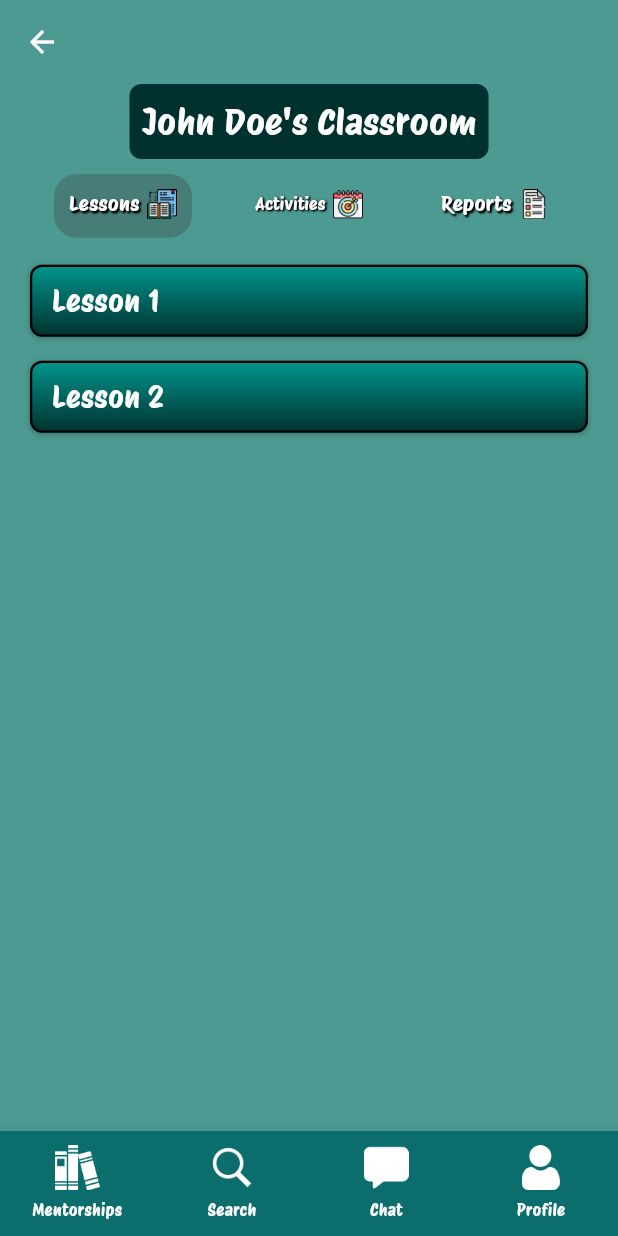
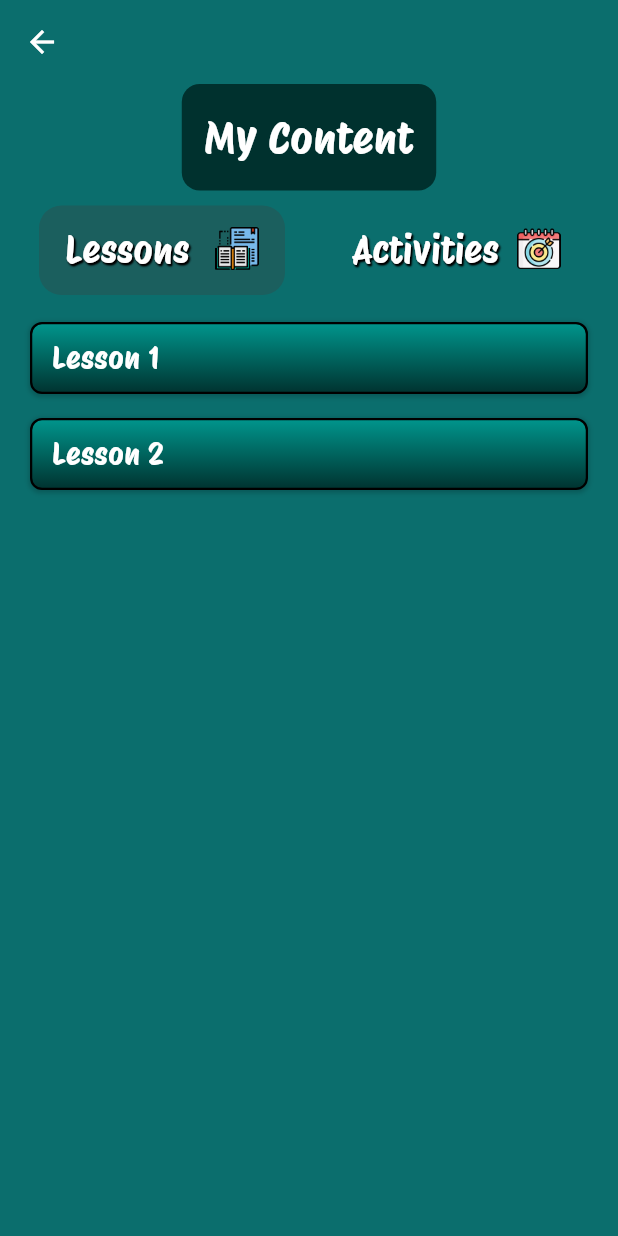
Before and after one commit to jaderaposa/mentor_shift, a Flutter app: the screen it shows after launch, on a phone screen of 412 x 824 dp. Run offline on Flutter 3.47's test engine with Material 3 defaults, Android fonts, the phone set to English and light mode, and no system bars.

Commit message:
mentor content page main UI, will be adding the add button

```diff
--- a/lib/main.dart
+++ b/lib/main.dart
@@ -1,6 +1,7 @@
 import 'package:flutter/material.dart';
 import 'package:mentor_shift/pages/landing_mentee.dart';
 import 'package:mentor_shift/pages/login.dart';
+import 'package:mentor_shift/pages/mentor_content_page.dart';
 import 'package:mentor_shift/pages/mentor_learning_page.dart';
 import 'package:mentor_shift/pages/register.dart';
 import 'package:mentor_shift/pages/register2_mentee.dart';
@@ -14,7 +15,7 @@ import 'package:mentor_shift/pages/user_profile.dart';
 import 'package:mentor_shift/pages/view_mentor.dart';
 import 'package:mentor_shift/pages/view_messaging.dart';
 
-void main() => runApp(MaterialApp(initialRoute: '/mlp', routes: {
+void main() => runApp(MaterialApp(initialRoute: '/mcp', routes: {
       // '/': (context) => Loading(),
       '/login': (context) => const Login(),
       '/register': (context) => const Register(),
@@ -30,4 +31,5 @@ void main() => runApp(MaterialApp(initialRoute: '/mlp', routes: {
       '/landingmentee': (context) => const LandingMentee(),
       '/mlp': (context) => const MentorLearningPage(),
       '/userprofile': (context) => const UserProfile(),
+      '/mcp': (context) => const MentorContentPage(),
     }));
--- /dev/null
+++ b/lib/pages/mentor_content_page.dart
@@ -0,0 +1,404 @@
+import 'package:flutter/material.dart';
+import 'package:mentor_shift/objects/bottomnav.dart';
+import 'package:mentor_shift/objects/cet.dart';
+import 'package:mentor_shift/objects/style/boxshadow.dart';
+import 'dart:math' as math;
+
+class MentorContentPage extends StatefulWidget {
+  const MentorContentPage({super.key});
+  @override
+  State<MentorContentPage> createState() => _MentorContentPageState();
+}
+
+class Activity {
+  final String title;
+  final String difficulty;
+  final int score;
+  final int totalScore;
+
+  const Activity({
+    required this.title,
+    required this.difficulty,
+    required this.score,
+    required this.totalScore,
+  });
+}
+
+class Difficulty {
+  Difficulty(
+      {required this.title, this.isExpanded = false, required this.activities});
+
+  String title;
+  bool isExpanded;
+  List<Activity> activities;
+}
+
+class Lesson {
+  Lesson({required this.title, required this.difficulties});
+
+  String title;
+  List<Difficulty> difficulties;
+}
+
+class _MentorContentPageState extends State<MentorContentPage>
+    with SingleTickerProviderStateMixin {
+  late TabController _tabController;
+  List<Lesson> lessons = [];
+
+  @override
+  void initState() {
+    super.initState();
+    _tabController =
+        TabController(length: 2, vsync: this); // Change length to 2
+    fetchLessons();
+  }
+
+  Future<void> fetchLessons() async {
+    // Define your difficulty levels
+    List<String> difficulties = [
+      'Beginner',
+      'Intermediate',
+      'Advanced',
+      'Expert'
+    ];
+
+    // Define your activities for each lesson
+    Map<String, List<Activity>> lessonActivities = {
+      'Lesson 1': [
+        const Activity(
+            title: 'Activity 1',
+            difficulty: 'Beginner',
+            score: 9,
+            totalScore: 10),
+        const Activity(
+            title: 'Activity 2',
+            difficulty: 'Beginner',
+            score: 45,
+            totalScore: 45),
+        const Activity(
+            title: 'Activity 3',
+            difficulty: 'Beginner',
+            score: 9,
+            totalScore: 10),
+        const Activity(
+            title: 'Activity 4',
+            difficulty: 'Beginner',
+            score: 45,
+            totalScore: 45)
+      ],
+      'Lesson 2': [
+        const Activity(
+            title: 'Activity 5',
+            difficulty: 'Expert',
+            score: 25,
+            totalScore: 50),
+        const Activity(
+            title: 'Activity 6',
+            difficulty: 'Intermediate',
+            score: 15,
+            totalScore: 30),
+        const Activity(
+            title: 'Activity 7',
+            difficulty: 'Advanced',
+            score: 20,
+            totalScore: 40),
+        const Activity(
+            title: 'Activity 8',
+            difficulty: 'Expert',
+            score: 25,
+            totalScore: 50)
+      ]
+      // Add more lessons as needed
+    };
+
+    // Use lessonActivities
+    int itemCount = lessonActivities.keys.length;
+    String lesson = lessonActivities.keys.elementAt(0);
+    List<Activity> activities = lessonActivities[lesson]!;
+
+    for (String lessonTitle in lessonActivities.keys) {
+      List<Activity> activities = lessonActivities[lessonTitle] ?? [];
+      List<Difficulty> lessonDifficulties =
+          []; // Create a list to hold the Difficulty objects
+
+      for (String difficulty in difficulties) {
+        // Filter the activities for the current difficulty level
+        List<Activity> activitiesForDifficulty = activities
+            .where((activity) => activity.difficulty == difficulty)
+            .toList();
+        lessonDifficulties.add(Difficulty(
+            title: difficulty,
+            activities:
+                activitiesForDifficulty)); // Add the Difficulty object to the list
+      }
+      lessons.add(Lesson(
+          title: lessonTitle,
+          difficulties:
+              lessonDifficulties)); // Add a Lesson object to the lessons list for each lesson
+    }
+
+    setState(() {}); // Call setState to update the UI
+  }
+
+  @override
+  void dispose() {
+    _tabController.dispose();
+    super.dispose();
+  }
+
+  @override
+  Widget build(BuildContext context) {
+    return Scaffold(
+      backgroundColor: const Color(0xFF0B6E6D),
+      appBar: AppBar(
+          backgroundColor: const Color(0xFF0B6E6D),
+          leading: IconButton(
+              icon: const Icon(Icons.arrow_back, color: Colors.white),
+              onPressed: () {
+                Navigator.of(context).pop();
+              }),
+          centerTitle: true),
+      body: Column(children: [
+        Container(
+          decoration: BoxDecoration(
+            color: const Color(0xFF00312E),
+            borderRadius: BorderRadius.circular(12.0), // Set the border radius
+          ),
+          padding: const EdgeInsets.all(15.0),
+          child: Text(
+            'My Content',
+            style: TextStyle(
+              fontSize:
+                  MediaQuery.of(context).size.width * 0.07, // Adjust this value
+              color: Colors.white,
+              fontFamily: 'ProtestRiot',
+            ),
+          ),
+        ),
+        Padding(
+          padding: const EdgeInsets.symmetric(vertical: 10, horizontal: 10),
+          child: TabBar(
+              controller: _tabController,
+              labelColor: Colors.white,
+              labelStyle: const TextStyle(
+                fontFamily: 'ProtestRiot',
+                shadows: <Shadow>[
+                  Shadow(
+                    offset: Offset(1.0, 1.0),
+                    blurRadius: 1.0,
+                    color: Colors.black,
+                  ),
+                  Shadow(
+                    offset: Offset(1.0, 1.0),
+                    blurRadius: 1.0,
+                    color: Colors.black,
+                  ),
+                ],
+              ),
+              unselectedLabelColor: Colors.white,
+              indicator: const BoxDecoration().copyWith(
+                borderRadius: BorderRadius.circular(15),
+                color: const Color.fromARGB(80, 61, 61, 61),
+                shape: BoxShape.rectangle,
+                border: Border.all(
+                  color: Colors.transparent,
+                  width: 0,
+                ),
+              ),
+              indicatorColor: Colors.transparent,
+              dividerColor: Colors.transparent,
+              // indicatorSize: TabBarIndicatorSize.label, // Change this line
+              tabs: [
+                Row(
+                  mainAxisAlignment: MainAxisAlignment.spaceEvenly,
+                  children: [
+                  Text(
+                    'Lessons',
+                    style: TextStyle(
+                        fontSize: math.min(
+                                MediaQuery.of(context).size.width,
+                                MediaQuery.of(context).size.height) *
+                            0.06, // Adjust this value
+                        ),
+                  ),
+                  Image.asset('images/icons/lessons.png',
+                      width: MediaQuery.of(context).size.width *
+                          0.07, // Adjust this value
+                      height: MediaQuery.of(context).size.height *
+                          0.07), // Adjust this value
+                ]),
+                Row(
+                  mainAxisAlignment: MainAxisAlignment.spaceEvenly,
+                  children: [
+                  Text(
+                    'Activities',
+                    style: TextStyle(
+                        fontSize: math.min(
+                                MediaQuery.of(context).size.width,
+                                MediaQuery.of(context).size.height) *
+                            0.06, // Adjust this value
+                        ),
+                  ),
+                  Image.asset('images/icons/activities.png',
+                      width: MediaQuery.of(context).size.width *
+                          0.07, // Adjust this value
+                      height: MediaQuery.of(context).size.height *
+                          0.07), // Adjust this value
+                ]),
+              ]),
+        ),
+        Expanded(
+          child: TabBarView(controller: _tabController, children: [
+            ListView.builder(
+                itemCount: lessons.length + 1, // Increase the itemCount by 1
+                itemBuilder: (BuildContext context, int index) {
+                  if (index == lessons.length) {
+                    return const Padding(
+                        padding: EdgeInsets.only(
+                            bottom: 20.0)); // Add your desired space here
+                  } else {
+                    return Container(
+                        margin: const EdgeInsets.symmetric(
+                            vertical: 8, horizontal: 20),
+                        padding: const EdgeInsets.all(8),
+                        decoration: BoxDecoration(
+                            borderRadius: BorderRadius.circular(8),
+                            gradient: const LinearGradient(
+                                begin: Alignment.topCenter,
+                                end: Alignment.bottomCenter,
+                                colors: [Color(0xff00978e), Color(0xff00312e)]),
+                            border: Border.all(
+                                color:
+                                    Colors.black, // Set the color of the border
+                                width: 1.5 // Set the width of the border
+                                ),
+                            boxShadow: const [kBoxShadow]),
+                        child: Padding(
+                            padding: const EdgeInsets.symmetric(horizontal: 5),
+                            child: Text(
+                                lessons[index]
+                                    .title, // Use the lesson title from the list
+                                style: const TextStyle(
+                                    color: Colors.white,
+                                    fontSize: 20,
+                                    fontFamily: 'ProtestRiot'))));
+                  }
+                }),
+            ListView.builder(
+                itemCount: lessons.length + 1, // Increase the itemCount by 1
+                itemBuilder: (BuildContext context, int index) {
+                  if (index == lessons.length) {
+                    return const Padding(
+                        padding: EdgeInsets.only(
+                            bottom: 20.0)); // Add your desired space here
+                  } else {
+                    return CustomExpansionTile(
+                        titleBuilder: (bool isExpanded) => Container(
+                            padding: const EdgeInsets.all(8),
+                            decoration: BoxDecoration(
+                                borderRadius: BorderRadius.circular(14),
+                                color: const Color(0xffed2591),
+                                border: Border.all(
+                                    color: Colors
+                                        .black, // Set the color of the border
+                                    width: 1.5 // Set the width of the border
+                                    ),
+                                boxShadow: const [kBoxShadow]),
+                            child: Row(children: [
+                              Expanded(
+                                  child: Padding(
+                                      padding: const EdgeInsets.symmetric(
+                                          horizontal: 5),
+                                      child: Text(
+                                          lessons[index]
+                                              .title, // Use the lesson title from the list
+                                          style: const TextStyle(
+                                              color: Colors.white,
+                                              fontSize: 20,
+                                              fontFamily: 'ProtestRiot')))),
+                              Transform.rotate(
+                                  angle: isExpanded ? math.pi : 0,
+                                  child: const Icon(Icons.arrow_drop_up,
+                                      color: Colors.white))
+                            ])),
+                        children: lessons[index]
+                            .difficulties
+                            .map<Widget>((Difficulty difficulty) {
+                          return _buildDifficultyContainer(difficulty);
+                        }).toList());
+                  }
+                }),
+          ]),
+        ),
+      ]),
+    );
+  }
+
+  Widget _buildDifficultyContainer(Difficulty difficulty) {
+    return Padding(
+        padding: const EdgeInsets.fromLTRB(40, 0, 0, 0),
+        child: Align(
+            alignment: Alignment.centerRight,
+            child: CustomExpansionTile(
+                titleBuilder: (bool isExpanded) => Container(
+                    padding: const EdgeInsets.all(8),
+                    decoration: BoxDecoration(
+                        borderRadius: BorderRadius.circular(12),
+                        color: const Color(0xff95416f),
+                        border: Border.all(
+                            color: Colors.black, // Set the color of the border
+                            width: 1.5 // Set the width of the border
+                            ),
+                        boxShadow: const [kBoxShadow]),
+                    child: Row(children: [
+                      Expanded(
+                          child: Padding(
+                              padding:
+                                  const EdgeInsets.symmetric(horizontal: 5),
+                              child: Text(
+                                  difficulty
+                                      .title, // Use the difficulty title from the list
+                                  style: const TextStyle(
+                                      color: Colors.white,
+                                      fontSize: 20,
+                                      fontFamily: 'ProtestRiot')))),
+                      Transform.rotate(
+                          angle: isExpanded ? math.pi : 0,
+                          child: const Icon(Icons.arrow_drop_up,
+                              color: Colors.white))
+                    ])),
+                children:
+                    difficulty.activities.map<Widget>((Activity activity) {
+                  return _buildActivityContainer(activity);
+                }).toList())));
+  }
+
+  Widget _buildActivityContainer(Activity activity) {
+    return Padding(
+        padding: const EdgeInsets.fromLTRB(65, 5, 25, 5),
+        child: Align(
+            alignment: Alignment.centerRight,
+            child: Container(
+                padding: const EdgeInsets.all(8),
+                decoration: BoxDecoration(
+                    borderRadius: BorderRadius.circular(12),
+                    color: const Color(0xff52002D),
+                    border: Border.all(
+                        color: Colors.black, // Set the color of the border
+                        width: 1.5 // Set the width of the border
+                        ),
+                    boxShadow: const [kBoxShadow]),
+                child: Row(children: [
+                  Expanded(
+                      child: Padding(
+                          padding: const EdgeInsets.symmetric(horizontal: 5),
+                          child: Text(
+                              activity
+                                  .title, // Use the activity title from the list
+                              style: const TextStyle(
+                                  color: Colors.white,
+                                  fontSize: 20,
+                                  fontFamily: 'ProtestRiot'))))
+                ]))));
+  }
+}
```
